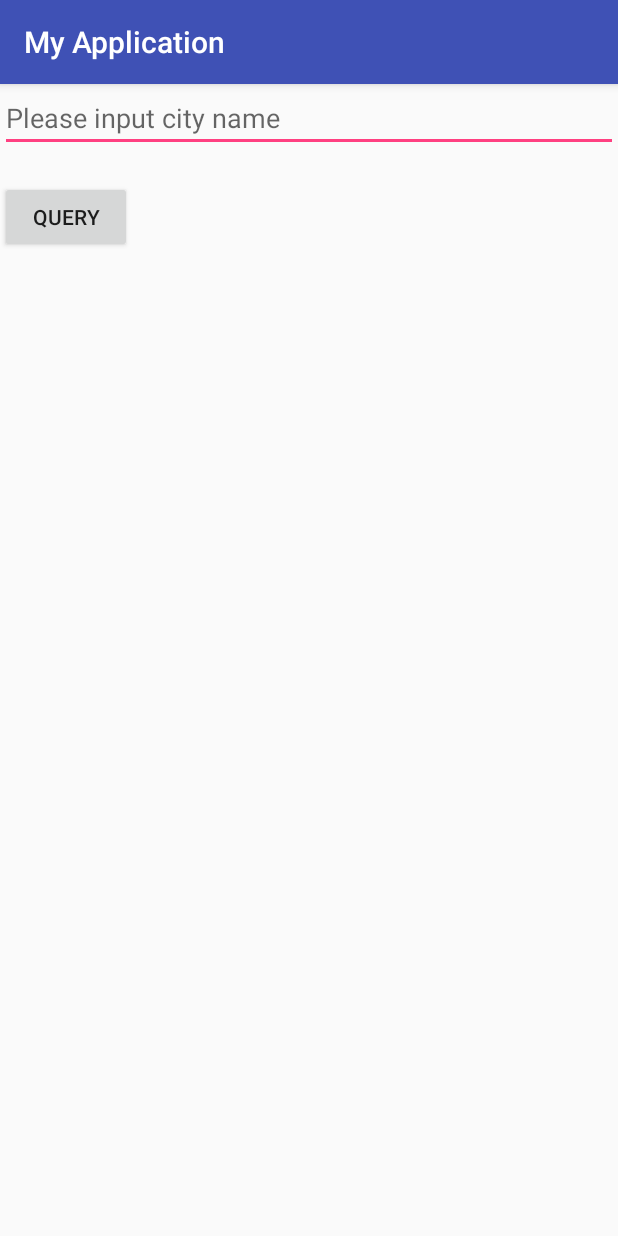
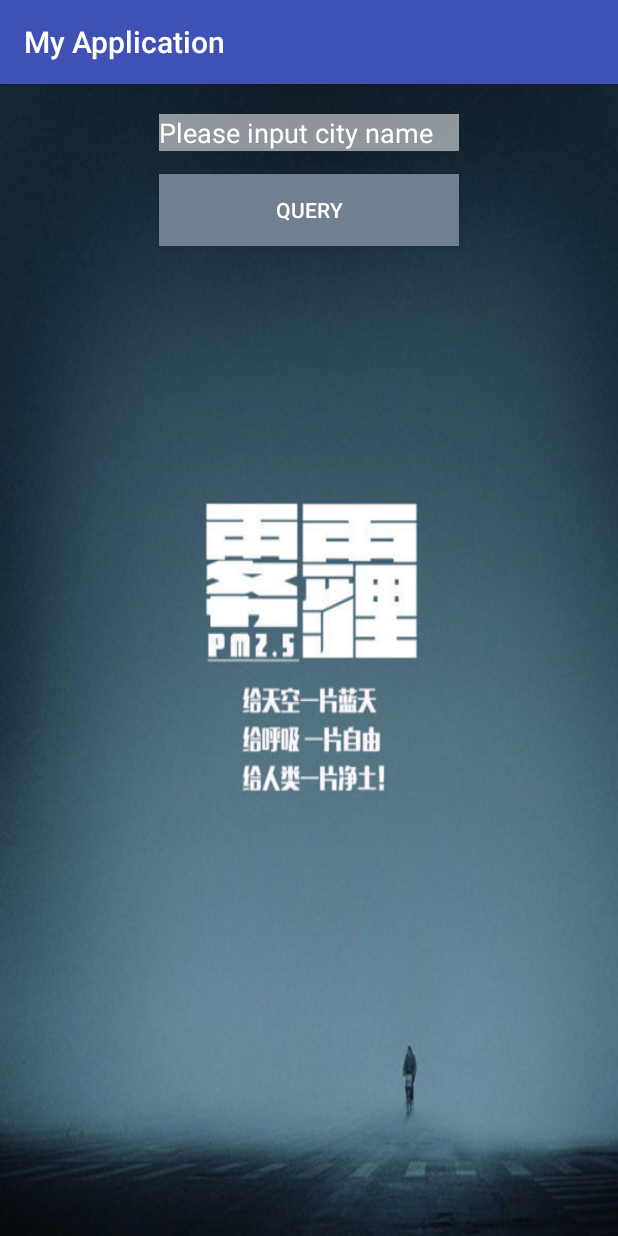
Before and after one commit to wengjiaojiao/lecture-room-android, an Android app: the screen it shows after launch (MainActivity), on a phone screen of 412 x 824 dp. Run offline under Robolectric (Android 15) with nearby library versions, the phone set to English and light mode, and no system bars.

Commit message:
my first android homework

```diff
--- a/app/src/main/java/com/thoughtworks/myapplication/MainActivity.java
+++ b/app/src/main/java/com/thoughtworks/myapplication/MainActivity.java
@@ -7,6 +7,7 @@ import android.text.TextUtils;
 import android.view.View;
 import android.widget.EditText;
 import android.widget.TextView;
+
 
 import com.thoughtworks.myapplication.domain.PM25;
 import com.thoughtworks.myapplication.service.AirServiceClient;
@@ -82,7 +83,7 @@ public class MainActivity extends AppCompatActivity {
     private void populate(List<PM25> data) {
         if (data != null && !data.isEmpty()) {
             PM25 pm25 = data.get(0);
-            pm25TextView.setText(pm25.getPositionName() + pm25.getQuality());
+            pm25TextView.setText(pm25.getPositionName() + '\u0020' + '\u0020' + pm25.getQuality());
         }
     }
 }
--- a/app/src/main/java/com/thoughtworks/myapplication/service/AirServiceClient.java
+++ b/app/src/main/java/com/thoughtworks/myapplication/service/AirServiceClient.java
@@ -14,7 +14,7 @@ import retrofit.Retrofit;
 public class AirServiceClient {
 
     private static final String BASE_URL = "http://www.pm25.in";
-    private static final String TOKEN = "";
+    private static final String TOKEN = "4esfG6UEhGzNkbszfjAp";
 
     private static AirServiceClient instance;
     private final AirService airService;
--- a/app/src/main/res/layout/activity_main.xml
+++ b/app/src/main/res/layout/activity_main.xml
@@ -2,22 +2,40 @@
 <LinearLayout xmlns:android="http://schemas.android.com/apk/res/android"
     android:layout_width="match_parent"
     android:layout_height="match_parent"
-    android:orientation="vertical">
+    android:orientation="vertical"
+    android:background="@drawable/background"
+    >
 
     <EditText
         android:id="@+id/edit_view_input"
-        android:layout_width="match_parent"
+        android:layout_width="200dp"
         android:layout_height="wrap_content"
-        android:hint="Please input city name" />
+        android:hint="@string/input_message"
+        android:layout_gravity="center_horizontal"
+        android:background="#88ffffff"
+        android:textColorHint="#FFFFFF"
+        android:layout_marginTop="20dp"
+        />
+
+
+    <Button
+        android:id="@+id/button_query_pm25"
+        android:layout_width="200dp"
+        android:layout_height="wrap_content"
+        android:text="@string/button_query"
+        android:background="#708090"
+        android:textColor="#FFFFFF"
+        android:layout_gravity="center_horizontal"
+        android:layout_marginTop="15dp"/>
 
     <TextView
         android:id="@+id/text_view_pm25"
         android:layout_width="wrap_content"
-        android:layout_height="wrap_content" />
+        android:layout_height="wrap_content"
+        android:textColor="#BC8F8F"
+        android:layout_gravity="center_horizontal"
+        android:layout_marginTop="20dp"
+        android:textSize="20dp"/>
 
-    <Button
-        android:id="@+id/button_query_pm25"
-        android:layout_width="wrap_content"
-        android:layout_height="wrap_content"
-        android:text="@string/button_query" />
+
 </LinearLayout>
--- a/app/src/main/res/values/strings.xml
+++ b/app/src/main/res/values/strings.xml
@@ -3,4 +3,5 @@
     <string name="button_query">Query</string>
     <string name="error_message_query_pm25">Please try again</string>
     <string name="loading_message">Loading</string>
+    <string name="input_message">Please input city name</string>
 </resources>
```
Also changed, not shown: app/src/main/res/drawable-hdpi/background.jpg (added).
